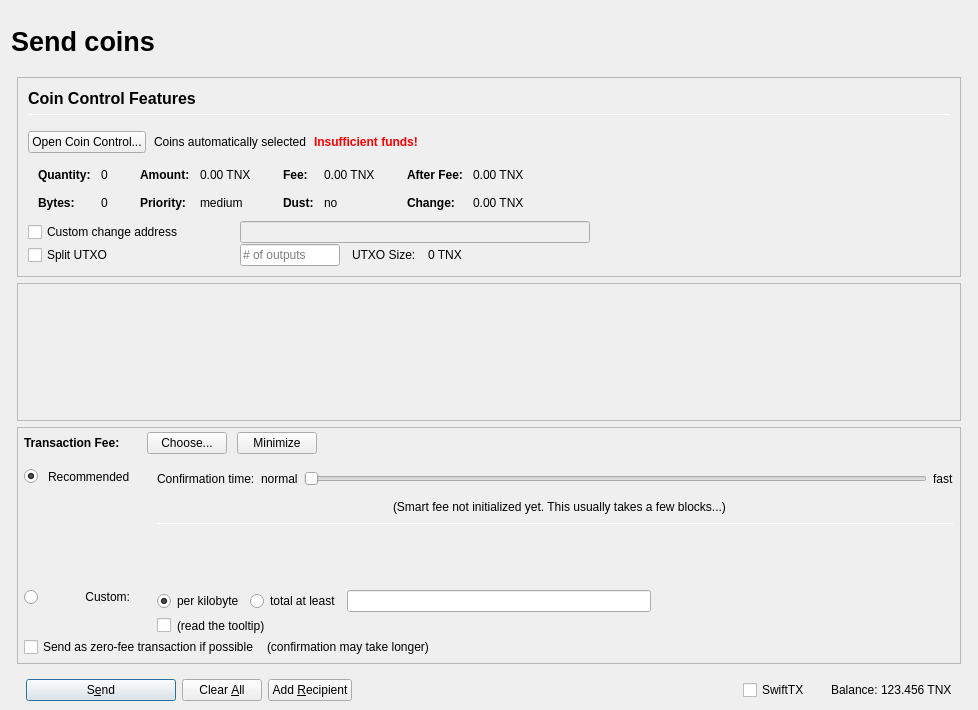
The window that src/qt/forms/sendcoinsdialog.ui (MotifyMusicGroup/Motify) describes before a commit, drawn with Qt 5.
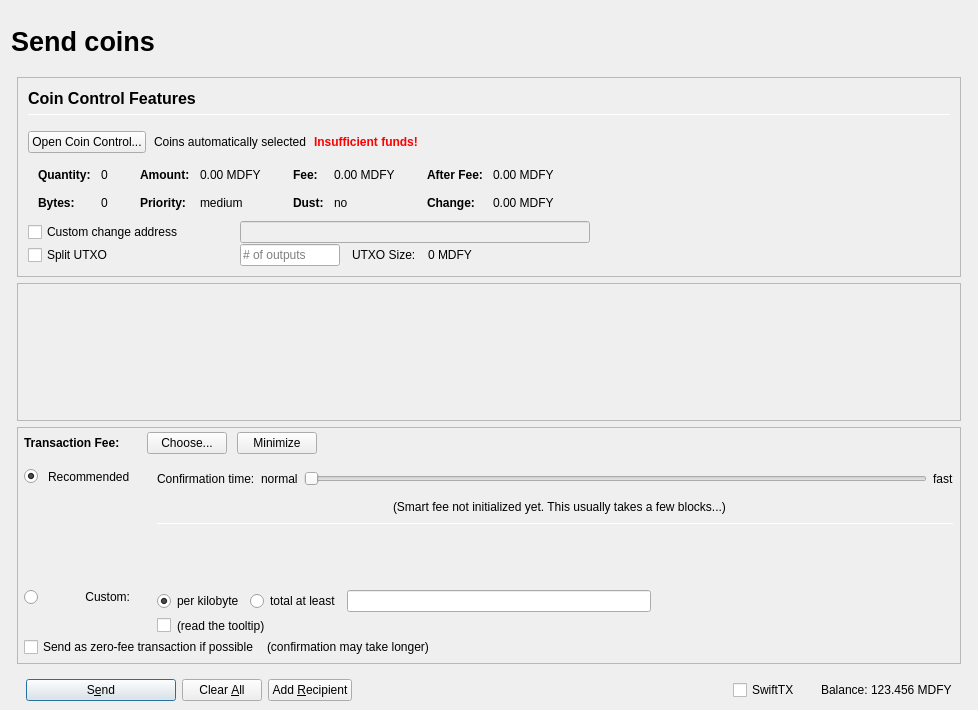
The same window after the commit. Icons and pictures are not drawn. Custom widgets are drawn as their Qt base class.

```diff
--- a/src/qt/forms/sendcoinsdialog.ui
+++ b/src/qt/forms/sendcoinsdialog.ui
@@ -493,7 +493,7 @@
                         <enum>Qt::ActionsContextMenu</enum>
                        </property>
                        <property name="text">
-                        <string notr="true">0.00 TNX</string>
+                        <string notr="true">0.00 MDFY</string>
                        </property>
                        <property name="textInteractionFlags">
                         <set>Qt::LinksAccessibleByMouse|Qt::TextSelectableByKeyboard|Qt::TextSelectableByMouse</set>
@@ -573,7 +573,7 @@
                         <enum>Qt::ActionsContextMenu</enum>
                        </property>
                        <property name="text">
-                        <string notr="true">0.00 TNX</string>
+                        <string notr="true">0.00 MDFY</string>
                        </property>
                        <property name="textInteractionFlags">
                         <set>Qt::LinksAccessibleByMouse|Qt::TextSelectableByKeyboard|Qt::TextSelectableByMouse</set>
@@ -653,7 +653,7 @@
                         <enum>Qt::ActionsContextMenu</enum>
                        </property>
                        <property name="text">
-                        <string notr="true">0.00 TNX</string>
+                        <string notr="true">0.00 MDFY</string>
                        </property>
                        <property name="textInteractionFlags">
                         <set>Qt::LinksAccessibleByMouse|Qt::TextSelectableByKeyboard|Qt::TextSelectableByMouse</set>
@@ -682,7 +682,7 @@
                         <enum>Qt::ActionsContextMenu</enum>
                        </property>
                        <property name="text">
-                        <string notr="true">0.00 TNX</string>
+                        <string notr="true">0.00 MDFY</string>
                        </property>
                        <property name="textInteractionFlags">
                         <set>Qt::LinksAccessibleByMouse|Qt::TextSelectableByKeyboard|Qt::TextSelectableByMouse</set>
@@ -849,7 +849,7 @@
                 <item>
                  <widget class="QLabel" name="labelBlockSize">
                   <property name="text">
-                   <string>0 TNX</string>
+                   <string>0 MDFY</string>
                   </property>
                  </widget>
                 </item>
@@ -1715,7 +1715,7 @@
                 <cursorShape>IBeamCursor</cursorShape>
                </property>
                <property name="text">
-                <string notr="true">123.456 TNX</string>
+                <string notr="true">123.456 MDFY</string>
                </property>
                <property name="textInteractionFlags">
                 <set>Qt::LinksAccessibleByMouse|Qt::TextSelectableByKeyboard|Qt::TextSelectableByMouse</set>
```
Left out of the diff: 16 changed lines with no effect on the pictures.
